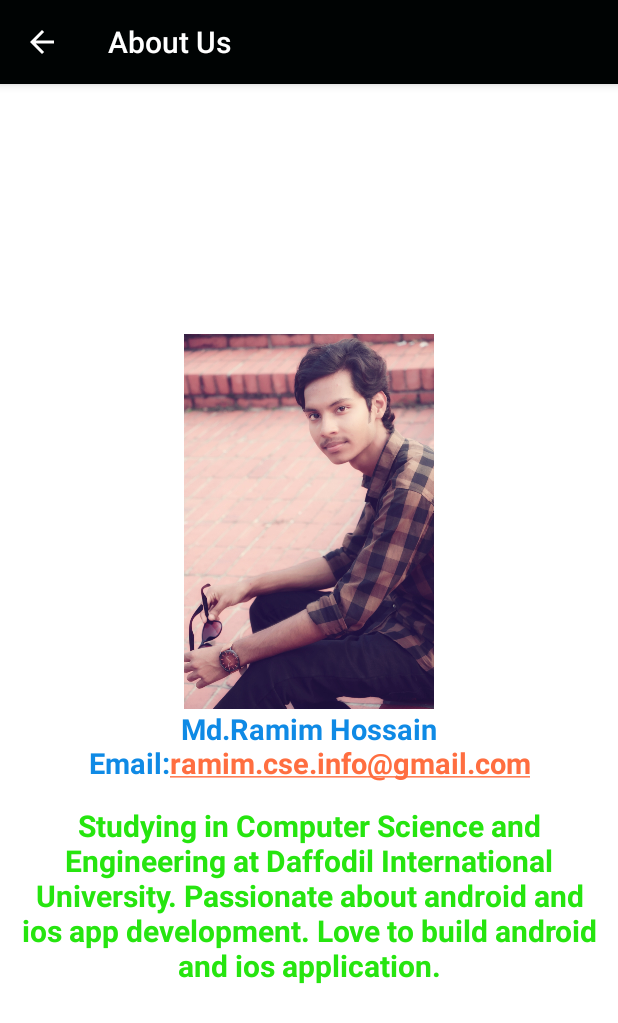
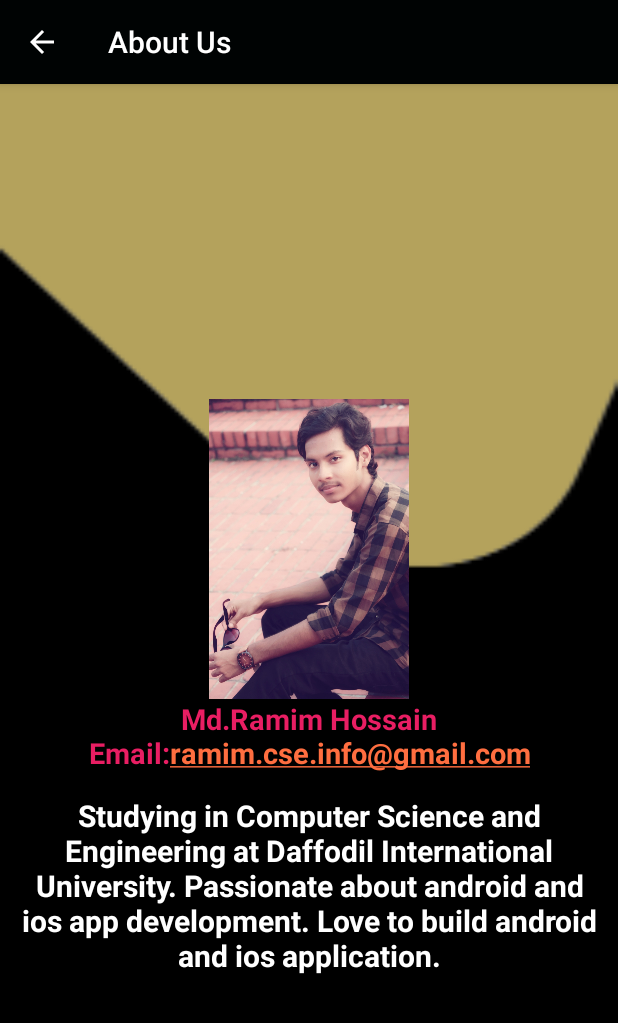
Before and after one commit to ramimhossain12/Student-Info-And-Cgpa-Calculator, an Android app: the about screen opened directly, with no data from a screen before it, on a phone screen of 412 x 824 dp. Shown: the top 1023 px of the screen. Run offline under Robolectric (Android 15) with nearby library versions, the phone set to English and light mode, and no system bars.

Commit message:
about file change

```diff
--- a/app/src/main/res/layout/activity_about.xml
+++ b/app/src/main/res/layout/activity_about.xml
@@ -1,19 +1,28 @@
 <?xml version="1.0" encoding="utf-8"?>
-<LinearLayout xmlns:android="http://schemas.android.com/apk/res/android"
+<ScrollView xmlns:android="http://schemas.android.com/apk/res/android"
     xmlns:app="http://schemas.android.com/apk/res-auto"
     xmlns:tools="http://schemas.android.com/tools"
     android:layout_width="match_parent"
     android:layout_height="match_parent"
-    android:background="#FFFFFF"
-    android:gravity="center"
-    android:orientation="vertical"
+    android:background="@drawable/jo"
+
     android:padding="10dp"
     tools:context=".about">
 
 
+
+
+
+    <LinearLayout
+        android:layout_width="match_parent"
+        android:orientation="vertical"
+        android:gravity="center"
+        android:layout_marginTop="200dp"
+        android:layout_height="match_parent">
+
         <ImageView
             android:layout_width="300dp"
-        android:layout_height="250dp"
+            android:layout_height="200dp"
             android:src="@drawable/dj" />
 
 
@@ -25,7 +34,7 @@
             android:autoLink="email"
             android:gravity="center"
             android:text="@string/about_o"
-        android:textColor="#0f8ae5"
+            android:textColor="#E91E63"
             android:textSize="19sp"
             android:textStyle="bold" />
 
@@ -37,10 +46,14 @@
             android:layout_marginTop="15dp"
             android:gravity="center"
             android:text="@string/about_t"
-        android:textColor="#26e50f"
+            android:textColor="#FFFFFF"
 
             android:textSize="20sp"
             android:textStyle="bold" />
 
 
     </LinearLayout>
+
+
+
+</ScrollView>
--- a/app/src/main/res/layout/activity_main2.xml
+++ b/app/src/main/res/layout/activity_main2.xml
@@ -58,7 +58,7 @@
         android:layout_width="wrap_content"
         android:layout_height="wrap_content"
         android:text=" And Cgpa Calculator  "
-        android:textColor="#06e806"
+        android:textColor="#FFFFFF"
         android:textSize="40sp"
         android:fontFamily="cursive"
         android:gravity="center"
```
Also changed, not shown: app/src/main/res/drawable-xxhdpi/jo.png (added). Lines whose indentation alone changed are shown as unchanged.
